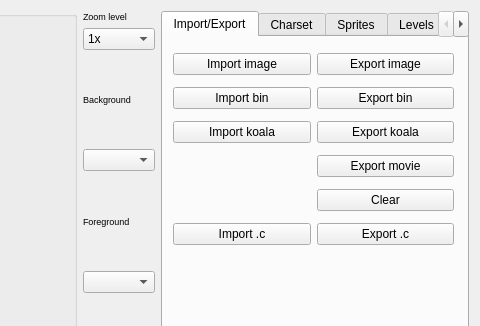
First picture: the form in source/trsedocuments/formimageeditor.ui, repository leuat/TRSE, before the edit; both pictures show x 653 to 1133 and y 0 to 326 of the 1133 by 600 pixel window.
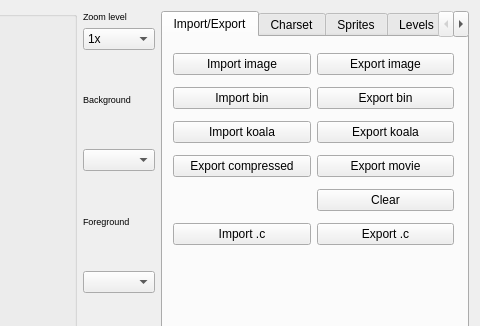
Second picture: the form after the edit. The open tabs and pages were chosen to show the change. Custom widgets are drawn as their Qt base class.

Diff of the .ui file:
```diff
--- a/source/trsedocuments/formimageeditor.ui
+++ b/source/trsedocuments/formimageeditor.ui
@@ -175,6 +175,13 @@
             </property>
            </widget>
           </item>
+          <item row="5" column="0">
+           <widget class="QPushButton" name="btnExportCompressed">
+            <property name="text">
+             <string>Export compressed</string>
+            </property>
+           </widget>
+          </item>
          </layout>
          <zorder>btnImport</zorder>
          <zorder>btnImportBin</zorder>
```
Left out of the diff: 3 changed lines with no effect on the pictures.
